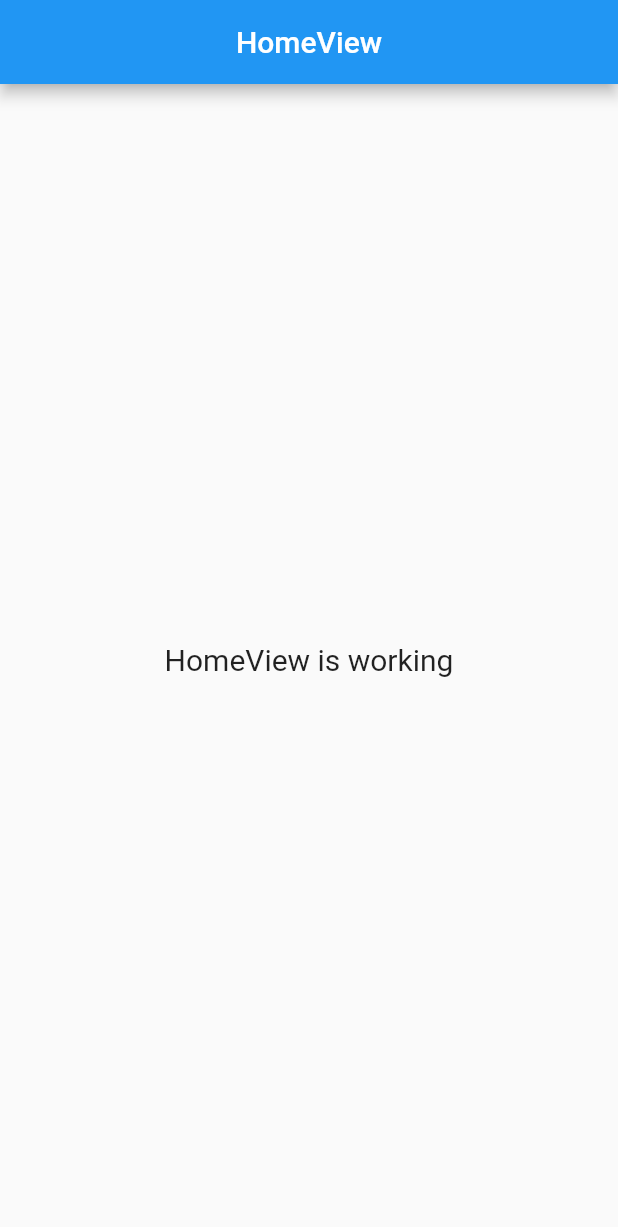
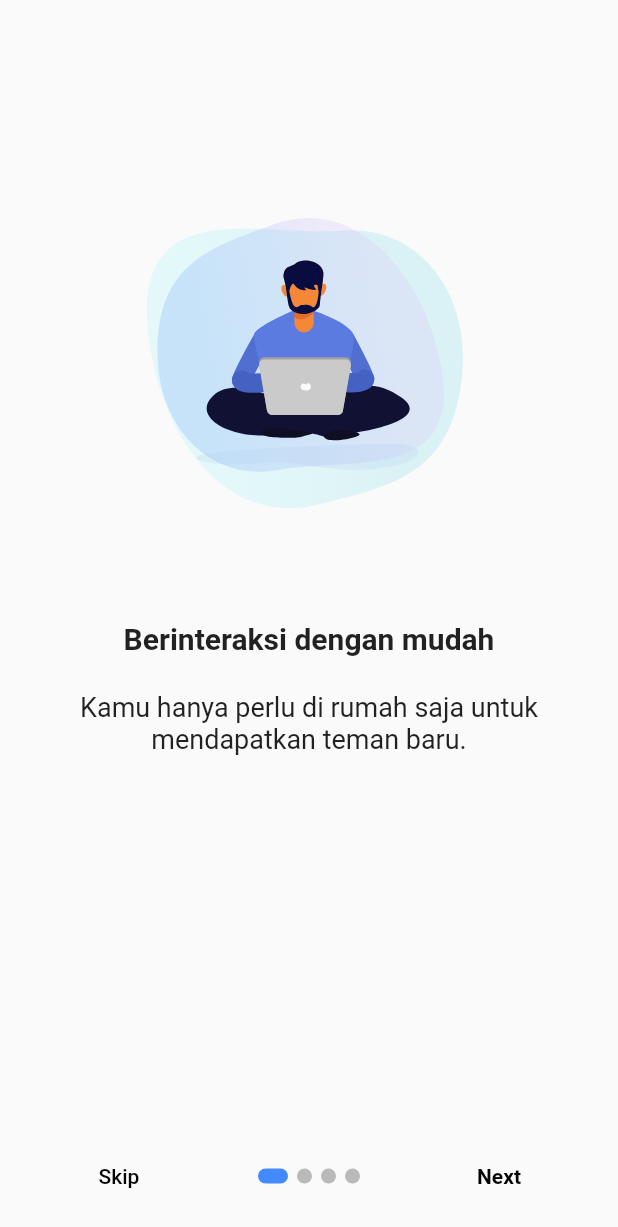
Before and after one commit to nacth/chat, a Flutter app: the screen it shows after launch, on a phone screen of 412 x 824 dp. Shown: the top 1227 px of the screen. Run offline on Flutter 3.47's test engine with Material 2 defaults, Android fonts, the phone set to English and light mode, and no system bars; drawn by our look-alikes of introduction_screen; our stand-ins replace firebase_core, get, lottie; accounts and stored records are empty; project files that could hold a hidden picture were left out.

Commit message:
add introduction screen

```diff
--- /dev/null
+++ b/lib/app/controllers/auth_controller.dart
@@ -0,0 +1,6 @@
+import 'package:get/get.dart';
+
+class AuthController extends GetxController {
+  var isSkipIntro = false.obs;
+  var isAuth = false.obs;
+}
--- /dev/null
+++ b/lib/app/modules/introduction/views/introduction_view.dart
@@ -0,0 +1,90 @@
+import 'package:chat/app/routes/app_pages.dart';
+import 'package:flutter/material.dart';
+import 'package:get/get.dart';
+import 'package:introduction_screen/introduction_screen.dart';
+import 'package:lottie/lottie.dart';
+
+import '../controllers/introduction_controller.dart';
+
+class IntroductionView extends GetView<IntroductionController> {
+  @override
+  Widget build(BuildContext context) {
+    return Scaffold(
+      body: IntroductionScreen(
+        pages: [
+          PageViewModel(
+            title: "Berinteraksi dengan mudah",
+            body:
+                "Kamu hanya perlu di rumah saja untuk mendapatkan teman baru.",
+            image: Container(
+              width: Get.width * 0.6,
+              height: Get.width * 0.6,
+              child: Center(
+                child: Lottie.asset("assets/lottie/main-laptop-duduk.json"),
+              ),
+            ),
+          ),
+          PageViewModel(
+            title: "Temukan sahabat baru",
+            body:
+                "Jika kamu memang jodoh karena aplikasi ini, kami sangat bahagia.",
+            image: Container(
+              width: Get.width * 0.6,
+              height: Get.width * 0.6,
+              child: Center(
+                child: Lottie.asset("assets/lottie/ojek.json"),
+              ),
+            ),
+          ),
+          PageViewModel(
+            title: "Aplikasi bebas biaya",
+            body: "Kamu tidak perlu khawatir, aplikasi ini bebas biaya apapun.",
+            image: Container(
+              width: Get.width * 0.6,
+              height: Get.width * 0.6,
+              child: Center(
+                child: Lottie.asset("assets/lottie/payment.json"),
+              ),
+            ),
+          ),
+          PageViewModel(
+            title: "Gabung sekarang juga",
+            body:
+                "Daftarkan diri kamu untuk menjadi bagian dari kami. Kami akan menghubungkan dengan 1000 teman lainnya.",
+            image: Container(
+              width: Get.width * 0.6,
+              height: Get.width * 0.6,
+              child: Center(
+                child: Lottie.asset("assets/lottie/register.json"),
+              ),
+            ),
+          ),
+        ],
+        onDone: () => Get.offAllNamed(Routes.LOGIN),
+        showSkipButton: true,
+        skip: Text(
+          "Skip",
+          style: TextStyle(color: Colors.black),
+        ),
+        next: Text(
+          "Next",
+          style: TextStyle(fontWeight: FontWeight.w600, color: Colors.black),
+        ),
+        done: const Text(
+          "Login",
+          style: TextStyle(fontWeight: FontWeight.w600, color: Colors.black),
+        ),
+        dotsDecorator: DotsDecorator(
+          size: const Size.square(10.0),
+          activeSize: const Size(20.0, 10.0),
+          activeColor: Colors.blueAccent,
+          color: Colors.black26,
+          spacing: const EdgeInsets.symmetric(horizontal: 3.0),
+          activeShape: RoundedRectangleBorder(
+            borderRadius: BorderRadius.circular(25.0),
+          ),
+        ),
+      ),
+    );
+  }
+}
--- a/lib/app/routes/app_pages.dart
+++ b/lib/app/routes/app_pages.dart
@@ -2,13 +2,15 @@ import 'package:get/get.dart';
 
 import 'package:chat/app/modules/home/bindings/home_binding.dart';
 import 'package:chat/app/modules/home/views/home_view.dart';
+import 'package:chat/app/modules/introduction/bindings/introduction_binding.dart';
+import 'package:chat/app/modules/introduction/views/introduction_view.dart';
+import 'package:chat/app/modules/login/bindings/login_binding.dart';
+import 'package:chat/app/modules/login/views/login_view.dart';
 
 part 'app_routes.dart';
 
 class AppPages {
   AppPages._();
-
-  static const INITIAL = Routes.HOME;
 
   static final routes = [
     GetPage(
@@ -16,5 +18,15 @@ class AppPages {
       page: () => HomeView(),
       binding: HomeBinding(),
     ),
+    GetPage(
+      name: _Paths.INTRODUCTION,
+      page: () => IntroductionView(),
+      binding: IntroductionBinding(),
+    ),
+    GetPage(
+      name: _Paths.LOGIN,
+      page: () => LoginView(),
+      binding: LoginBinding(),
+    ),
   ];
 }
--- a/lib/app/routes/app_routes.dart
+++ b/lib/app/routes/app_routes.dart
@@ -5,8 +5,12 @@ abstract class Routes {
   Routes._();
 
   static const HOME = _Paths.HOME;
+  static const INTRODUCTION = _Paths.INTRODUCTION;
+  static const LOGIN = _Paths.LOGIN;
 }
 
 abstract class _Paths {
   static const HOME = '/home';
+  static const INTRODUCTION = '/introduction';
+  static const LOGIN = '/login';
 }
--- a/lib/main.dart
+++ b/lib/main.dart
@@ -6,6 +6,7 @@ import 'app/routes/app_pages.dart';
 import 'app/utils/loading_screen.dart';
 import 'app/utils/error_screen.dart';
 import 'app/utils/splash_screen.dart';
+import 'app/controllers/auth_controller.dart';
 
 void main() {
   WidgetsFlutterBinding.ensureInitialized();
@@ -16,6 +17,9 @@ void main() {
 
 class MyApp extends StatelessWidget {
   final Future<FirebaseApp> _initialization = Firebase.initializeApp();
+
+  final authC = Get.put(AuthController(), permanent: true);
+
   @override
   Widget build(BuildContext context) {
     return FutureBuilder(
@@ -29,11 +33,19 @@ class MyApp extends StatelessWidget {
             future: Future.delayed(Duration(seconds: 3)),
             builder: (context, snapshot) {
               if (snapshot.connectionState == ConnectionState.done) {
-                return GetMaterialApp(
-                  debugShowCheckedModeBanner: false,
-                  title: "Chat App",
-                  initialRoute: AppPages.INITIAL,
-                  getPages: AppPages.routes,
+                return Obx(
+                  () {
+                    return GetMaterialApp(
+                      debugShowCheckedModeBanner: false,
+                      title: "Chat App",
+                      initialRoute: authC.isSkipIntro.isTrue
+                          ? authC.isAuth.isTrue
+                              ? Routes.HOME
+                              : Routes.LOGIN
+                          : Routes.INTRODUCTION,
+                      getPages: AppPages.routes,
+                    );
+                  },
                 );
               }
               return SplashScreen();
```
Also changed, not shown: lib/app/modules/introduction/bindings/introduction_binding.dart (added, +12 -0 lines), lib/app/modules/introduction/controllers/introduction_controller.dart (added, +18 -0 lines), lib/app/modules/login/bindings/login_binding.dart (added, +12 -0 lines), lib/app/modules/login/controllers/login_controller.dart (added, +18 -0 lines), lib/app/modules/login/views/login_view.dart (added, +23 -0 lines), pubspec.yaml (+5 -4 lines), pubspec.lock.
